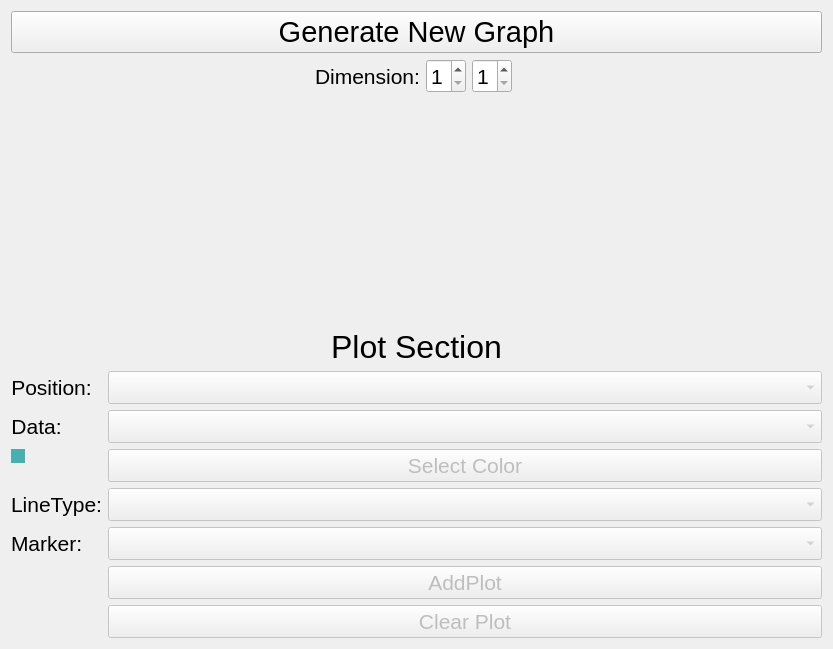
Before: the Qt Designer form View/GraphWindow.ui in BETRU21/GraphicGenerator, drawn with Qt 5.
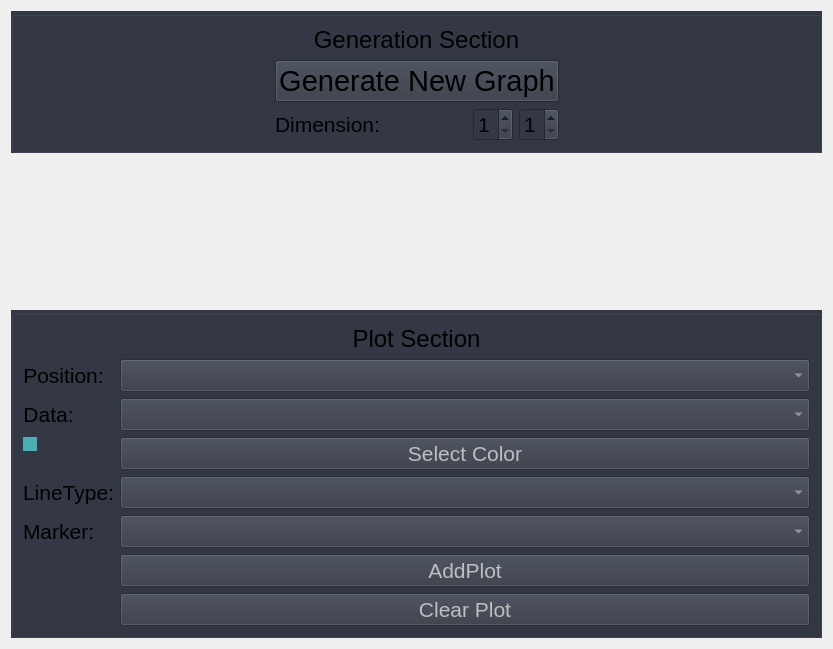
After: the same form once the commit is applied.

```diff
--- a/View/GraphWindow.ui
+++ b/View/GraphWindow.ui
@@ -15,21 +15,12 @@
   </property>
   <layout class="QVBoxLayout" name="verticalLayout">
    <item>
+    <widget class="QGroupBox" name="">
+     <property name="styleSheet">
+      <string notr="true">background-color: rgb(51, 56, 68);</string>
+     </property>
     <layout class="QGridLayout" name="gridLayout_2">
-     <item row="1" column="4">
-      <spacer name="horizontalSpacer_2">
-       <property name="orientation">
-        <enum>Qt::Horizontal</enum>
-       </property>
-       <property name="sizeHint" stdset="0">
-        <size>
-         <width>40</width>
-         <height>20</height>
-        </size>
-       </property>
-      </spacer>
-     </item>
-     <item row="1" column="3">
+      <item row="3" column="3">
       <widget class="QSpinBox" name="sb_y">
        <property name="maximumSize">
         <size>
@@ -47,19 +38,20 @@
        </property>
       </widget>
      </item>
-     <item row="0" column="0" colspan="6">
-      <widget class="QPushButton" name="pb_dimension">
-       <property name="font">
-        <font>
-         <pointsize>22</pointsize>
-        </font>
-       </property>
-       <property name="text">
-        <string>Generate New Graph</string>
-       </property>
-      </widget>
-     </item>
-     <item row="1" column="1">
+      <item row="3" column="4">
+       <spacer name="horizontalSpacer_2">
+        <property name="orientation">
+         <enum>Qt::Horizontal</enum>
+        </property>
+        <property name="sizeHint" stdset="0">
+         <size>
+          <width>40</width>
+          <height>20</height>
+         </size>
+        </property>
+       </spacer>
+      </item>
+      <item row="3" column="1">
       <widget class="QLabel" name="label_3">
        <property name="font">
         <font>
@@ -71,7 +63,7 @@
        </property>
       </widget>
      </item>
-     <item row="1" column="2">
+      <item row="3" column="2">
       <widget class="QSpinBox" name="sb_x">
        <property name="minimumSize">
         <size>
@@ -95,7 +87,7 @@
        </property>
       </widget>
      </item>
-     <item row="1" column="0">
+      <item row="3" column="0">
       <spacer name="horizontalSpacer">
        <property name="orientation">
         <enum>Qt::Horizontal</enum>
@@ -108,7 +100,35 @@
        </property>
       </spacer>
      </item>
-    </layout>
+      <item row="1" column="0" colspan="5">
+       <widget class="QLabel" name="label_7">
+        <property name="font">
+         <font>
+          <pointsize>18</pointsize>
+         </font>
+        </property>
+        <property name="text">
+         <string>Generation Section</string>
+        </property>
+        <property name="alignment">
+         <set>Qt::AlignCenter</set>
+        </property>
+       </widget>
+      </item>
+      <item row="2" column="1" colspan="3">
+       <widget class="QPushButton" name="pb_dimension">
+        <property name="font">
+         <font>
+          <pointsize>22</pointsize>
+         </font>
+        </property>
+        <property name="text">
+         <string>Generate New Graph</string>
+        </property>
+       </widget>
+      </item>
+     </layout>
+    </widget>
    </item>
    <item>
     <spacer name="verticalSpacer">
@@ -124,12 +144,16 @@
     </spacer>
    </item>
    <item>
+    <widget class="QGroupBox" name="">
+     <property name="styleSheet">
+      <string notr="true">background-color: rgb(51, 56, 68);</string>
+     </property>
     <layout class="QFormLayout" name="formLayout">
      <item row="0" column="0" colspan="2">
       <widget class="QLabel" name="label_5">
        <property name="font">
         <font>
-         <pointsize>24</pointsize>
+          <pointsize>18</pointsize>
         </font>
        </property>
        <property name="text">
@@ -304,6 +328,7 @@
       </widget>
      </item>
     </layout>
+    </widget>
    </item>
   </layout>
  </widget>
```
Lines whose indentation alone changed are shown as unchanged.
